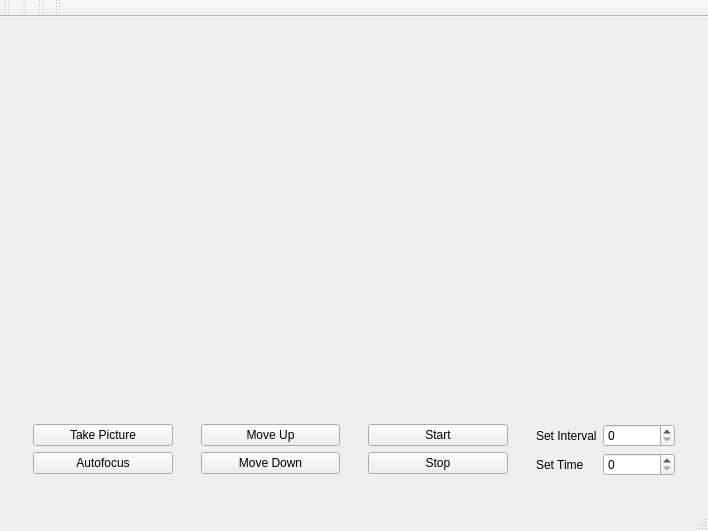
First picture: the form in gui.ui, repository malgorzatakim/robotchem, before the edit.
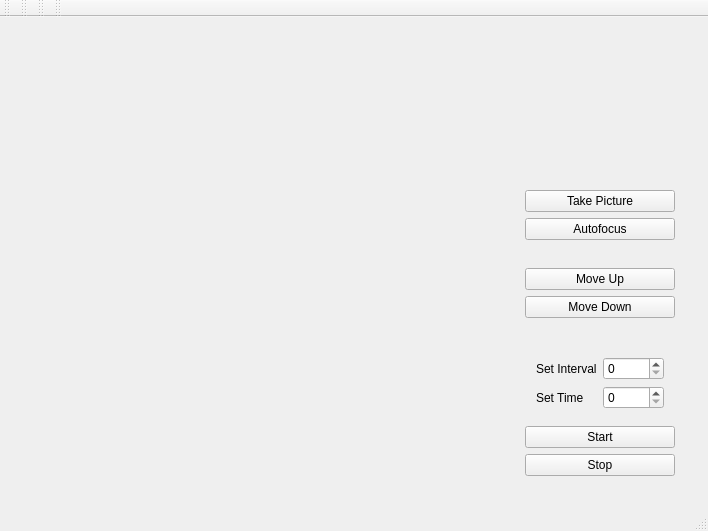
Second picture: the form after the edit.

The edit to the form file:
```diff
--- a/gui.ui
+++ b/gui.ui
@@ -14,7 +14,7 @@
    <string>MainWindow</string>
   </property>
   <widget class="QWidget" name="centralWidget">
-   <layout class="QVBoxLayout" name="verticalLayout">
+   <layout class="QHBoxLayout" name="horizontalLayout">
     <item>
      <widget class="QWidget" name="widget" native="true">
       <property name="sizePolicy">
@@ -23,7 +23,7 @@
         <verstretch>0</verstretch>
        </sizepolicy>
       </property>
-      <layout class="QHBoxLayout" name="horizontalLayout_2">
+      <layout class="QVBoxLayout" name="verticalLayout_5">
        <item>
         <widget class="QLabel" name="labPic">
          <property name="sizePolicy">
@@ -37,74 +37,26 @@
          </property>
         </widget>
        </item>
-       <item>
-        <widget class="QLabel" name="txtResult">
-         <property name="text">
-          <string/>
-         </property>
-        </widget>
-       </item>
       </layout>
      </widget>
     </item>
     <item>
      <widget class="QWidget" name="widget_6" native="true">
-      <layout class="QGridLayout" name="gridLayout_2">
-       <item row="0" column="3">
-        <widget class="QWidget" name="widget_9" native="true">
-         <layout class="QFormLayout" name="formLayout">
-          <item row="0" column="0">
-           <widget class="QLabel" name="labInterval">
-            <property name="text">
-             <string>Set Interval</string>
-            </property>
-           </widget>
-          </item>
-          <item row="0" column="1">
-           <widget class="QSpinBox" name="spinInterval">
-            <property name="maximum">
-             <number>99999</number>
-            </property>
-           </widget>
-          </item>
-          <item row="1" column="0">
-           <widget class="QLabel" name="labTime">
-            <property name="text">
-             <string>Set Time</string>
-            </property>
-           </widget>
-          </item>
-          <item row="1" column="1">
-           <widget class="QSpinBox" name="spinTime">
-            <property name="maximum">
-             <number>99999</number>
-            </property>
-           </widget>
-          </item>
-         </layout>
-        </widget>
+      <layout class="QVBoxLayout" name="verticalLayout_6">
+       <item>
+        <spacer name="verticalSpacer">
+         <property name="orientation">
+          <enum>Qt::Vertical</enum>
+         </property>
+         <property name="sizeHint" stdset="0">
+          <size>
+           <width>20</width>
+           <height>40</height>
+          </size>
+         </property>
+        </spacer>
        </item>
-       <item row="0" column="2">
-        <widget class="QWidget" name="widget_2" native="true">
-         <layout class="QVBoxLayout" name="verticalLayout_4">
-          <item>
-           <widget class="QPushButton" name="btnStart">
-            <property name="text">
-             <string>Start</string>
-            </property>
-           </widget>
-          </item>
-          <item>
-           <widget class="QPushButton" name="btnStop">
-            <property name="text">
-             <string>Stop</string>
-            </property>
-           </widget>
-          </item>
-         </layout>
-        </widget>
-       </item>
-       <item row="0" column="0">
+       <item>
         <widget class="QWidget" name="widget_7" native="true">
          <layout class="QVBoxLayout" name="verticalLayout_2">
           <item>
@@ -124,7 +76,7 @@
          </layout>
         </widget>
        </item>
-       <item row="0" column="1">
+       <item>
         <widget class="QWidget" name="widget_8" native="true">
          <layout class="QVBoxLayout" name="verticalLayout_3">
           <item>
@@ -144,6 +96,60 @@
          </layout>
         </widget>
        </item>
+       <item>
+        <widget class="QWidget" name="widget_2" native="true">
+         <layout class="QVBoxLayout" name="verticalLayout_4">
+          <item>
+           <widget class="QWidget" name="widget_9" native="true">
+            <layout class="QFormLayout" name="formLayout">
+             <item row="0" column="0">
+              <widget class="QLabel" name="labInterval">
+               <property name="text">
+                <string>Set Interval</string>
+               </property>
+              </widget>
+             </item>
+             <item row="0" column="1">
+              <widget class="QSpinBox" name="spinInterval">
+               <property name="maximum">
+                <number>99999</number>
+               </property>
+              </widget>
+             </item>
+             <item row="1" column="0">
+              <widget class="QLabel" name="labTime">
+               <property name="text">
+                <string>Set Time</string>
+               </property>
+              </widget>
+             </item>
+             <item row="1" column="1">
+              <widget class="QSpinBox" name="spinTime">
+               <property name="maximum">
+                <number>99999</number>
+               </property>
+              </widget>
+             </item>
+            </layout>
+           </widget>
+          </item>
+          <item>
+           <widget class="QPushButton" name="btnStart">
+            <property name="text">
+             <string>Start</string>
+            </property>
+           </widget>
+          </item>
+          <item>
+           <widget class="QPushButton" name="btnStop">
+            <property name="text">
+             <string>Stop</string>
+            </property>
+           </widget>
+          </item>
+         </layout>
+        </widget>
+       </item>
       </layout>
      </widget>
     </item>
```
